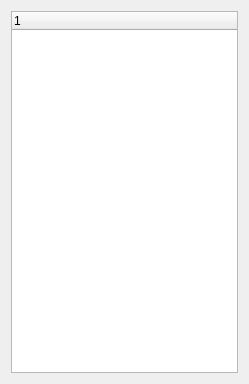
The window that ui/VariableWidget.ui (mandeling/Blueprint) describes before a commit, drawn with Qt 5.
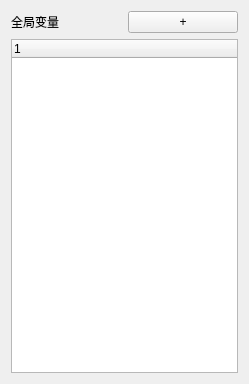
The same window after the commit. Custom widgets are drawn as their Qt base class.

```diff
--- a/ui/VariableWidget.ui
+++ b/ui/VariableWidget.ui
@@ -15,7 +15,25 @@
   </property>
   <layout class="QVBoxLayout" name="verticalLayout">
    <item>
-    <widget class="QTreeWidget" name="treeWidget">
+    <layout class="QHBoxLayout" name="horizontalLayout">
+     <item>
+      <widget class="QLabel" name="label_name">
+       <property name="text">
+        <string>全局变量</string>
+       </property>
+      </widget>
+     </item>
+     <item>
+      <widget class="QPushButton" name="pushButton_add">
+       <property name="text">
+        <string>+</string>
+       </property>
+      </widget>
+     </item>
+    </layout>
+   </item>
+   <item>
+    <widget class="CTreeWidget" name="treeWidget">
      <property name="dragEnabled">
       <bool>true</bool>
      </property>
@@ -23,6 +41,13 @@
    </item>
   </layout>
  </widget>
+ <customwidgets>
+  <customwidget>
+   <class>CTreeWidget</class>
+   <extends>QTreeWidget</extends>
+   <header location="global">bpwidget.miscwidget</header>
+  </customwidget>
+ </customwidgets>
  <resources>
   <include location="res.qrc"/>
  </resources>
```
